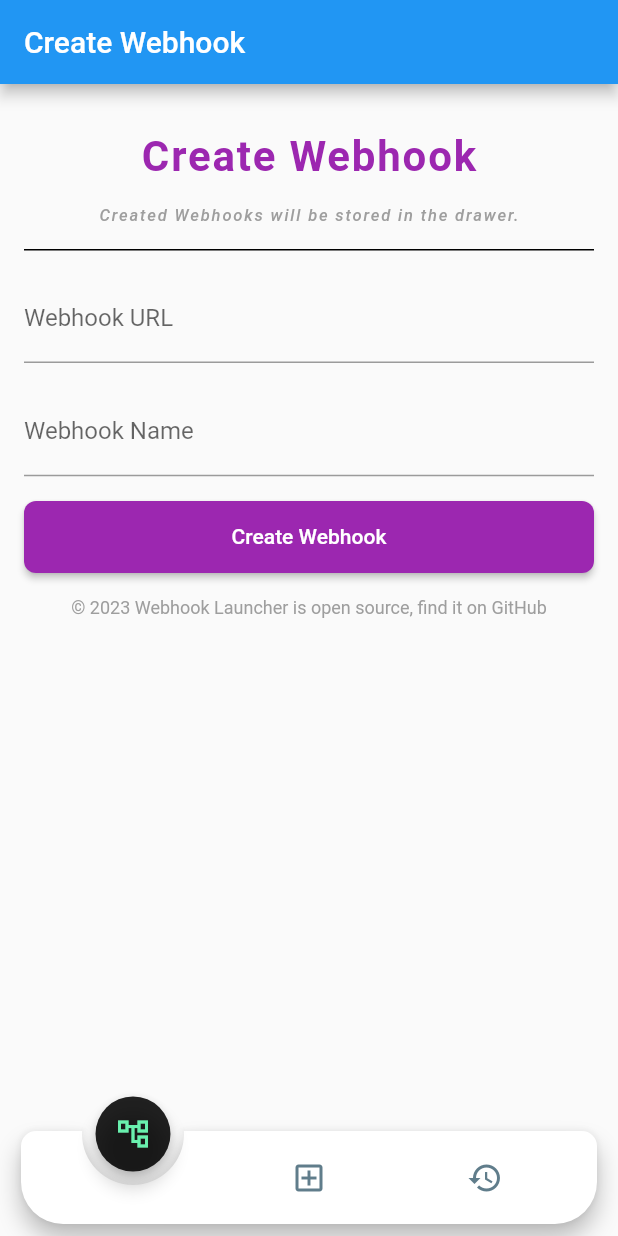
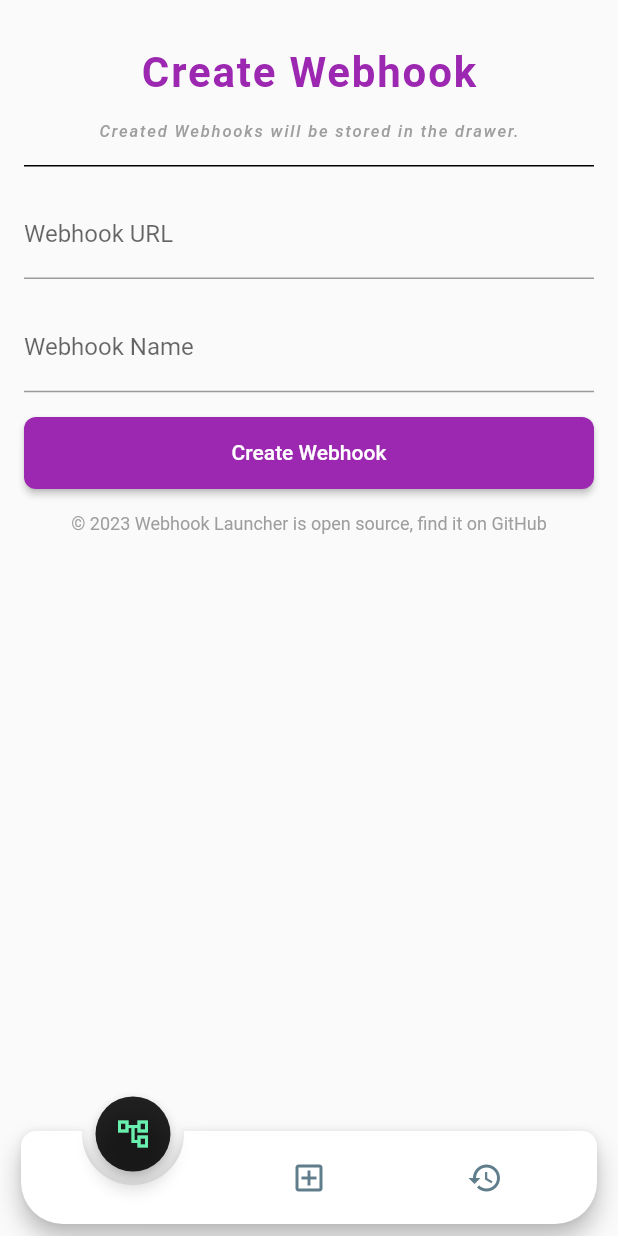
Before and after one commit to Na5co/Webhook-Mobile-Launcher, a Flutter app: the screen it shows after launch, swiped to page 2, on a phone screen of 412 x 824 dp. Run offline on Flutter 3.47's test engine with Material 2 defaults, Android fonts, the phone set to English and light mode, and no system bars; drawn by our look-alikes of animated_notch_bottom_bar; our stand-ins replace dio, flutter_riverpod, glassmorphism, hive_flutter; accounts and stored records are empty; Roboto replaces fonts that are missing (Montserrat, Raleway).

Commit message:
adding some padding at the top

```diff
--- a/lib/main.dart
+++ b/lib/main.dart
@@ -79,17 +79,11 @@ class MyHomePage extends ConsumerWidget {
     const int maxCount = 5;
 
     final List<Widget> bottomBarPages = [
-      Scaffold(
-        appBar: AppBar(
-          title: const Text('Webhooks'),
-        ),
-        body: const WebHookListWidget(),
+      const Scaffold(
+        body: WebHookListWidget(),
       ),
-      Scaffold(
-        appBar: AppBar(
-          title: const Text('Create Webhook'),
-        ),
-        body: const CreateWebHookForm(),
+      const Scaffold(
+        body: CreateWebHookForm(),
       ),
     ];
 
--- a/lib/pages/webhook_list.dart
+++ b/lib/pages/webhook_list.dart
@@ -28,14 +28,14 @@ class WebHookListWidget extends ConsumerWidget {
 
     return LayoutBuilder(
       builder: (context, constraints) {
-        final itemHeight = 120.0;
+        const itemHeight = 120.0;
         final visibleItems = (constraints.maxHeight / itemHeight).floor();
         final remainingItems = webHooks.length - visibleItems;
         final remainingSpace =
             remainingItems > 0 ? remainingItems * itemHeight + 20.0 : 0.0;
 
         return Padding(
-          padding: const EdgeInsets.only(bottom: 16.0),
+          padding: const EdgeInsets.only(bottom: 16.0, top: 40),
           child: CustomScrollView(
             slivers: [
               const SliverToBoxAdapter(
--- a/lib/widgets/list/ConfigurationPopupMenu.dart
+++ b/lib/widgets/list/ConfigurationPopupMenu.dart
@@ -5,6 +5,8 @@ import '../../providers/scheduled_webhooks_provider.dart' as wp;
 import '../../providers/webhook_provider.dart';
 
 class ConfigurationPopupMenu extends ConsumerWidget {
+  const ConfigurationPopupMenu({super.key});
+
   @override
   Widget build(BuildContext context, WidgetRef ref) {
     return PopupMenuButton<String>(
```
